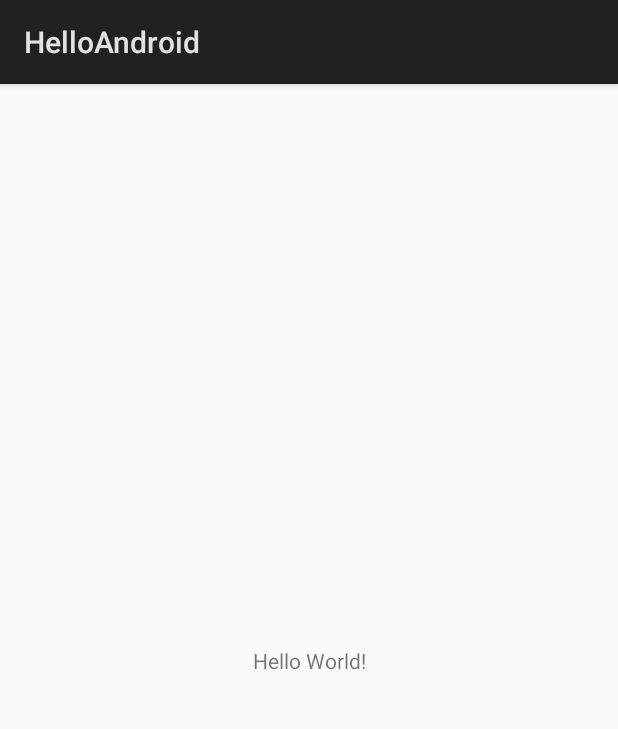
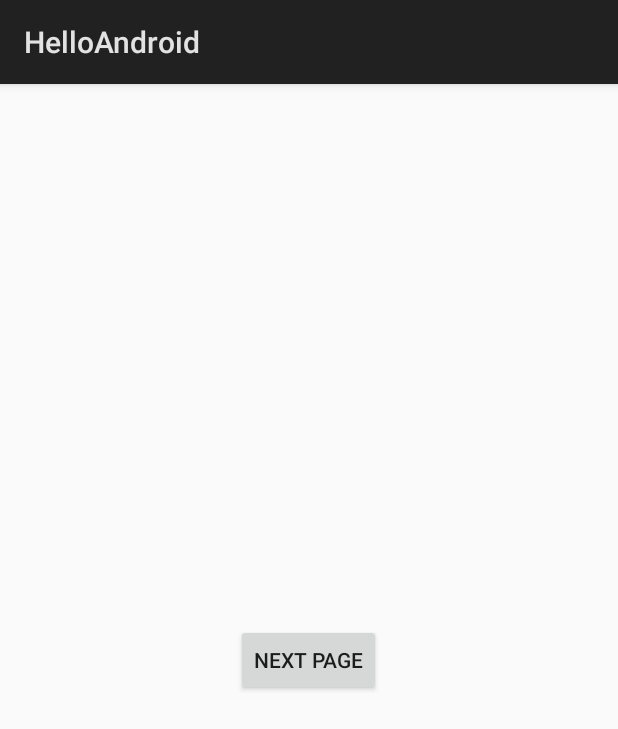
Before and after one commit to KalaiselvanSivakumar/Tutorial-Codes, an Android app: the screen it shows after launch (MainActivity), on a phone screen of 412 x 824 dp. Shown: the top 729 px of the screen. Run offline under Robolectric (Android 15) with nearby library versions, the phone set to English and light mode, and no system bars.

Commit message:
Button addition and event handling

```diff
--- a/Applications/Android/HelloAndroid/app/src/main/java/com/blueflame/example/helloandroid/MainActivity.java
+++ b/Applications/Android/HelloAndroid/app/src/main/java/com/blueflame/example/helloandroid/MainActivity.java
@@ -2,12 +2,20 @@ package com.blueflame.example.helloandroid;
 
 import android.app.Activity;
 import android.os.Bundle;
+import android.util.Log;
+import android.view.View;
 
 public class MainActivity extends Activity {
+
+    private static final String TAG = MainActivity.class.getName();
 
     @Override
     protected void onCreate(Bundle savedInstanceState) {
         super.onCreate(savedInstanceState);
         setContentView(R.layout.activity_main);
     }
+
+    public void nextPageButtonHandler(View view) {
+        Log.d(TAG, "In next page button handler method");
+    }
 }
--- a/Applications/Android/HelloAndroid/app/src/main/res/layout/activity_main.xml
+++ b/Applications/Android/HelloAndroid/app/src/main/res/layout/activity_main.xml
@@ -1,18 +1,15 @@
 <?xml version="1.0" encoding="utf-8"?>
-<android.support.constraint.ConstraintLayout xmlns:android="http://schemas.android.com/apk/res/android"
-    xmlns:app="http://schemas.android.com/apk/res-auto"
+<RelativeLayout xmlns:android="http://schemas.android.com/apk/res/android"
     xmlns:tools="http://schemas.android.com/tools"
     android:layout_width="match_parent"
     android:layout_height="match_parent"
+    android:gravity="center"
     tools:context=".MainActivity">
 
-    <TextView
+    <Button
         android:layout_width="wrap_content"
         android:layout_height="wrap_content"
-        android:text="Hello World!"
-        app:layout_constraintBottom_toBottomOf="parent"
-        app:layout_constraintLeft_toLeftOf="parent"
-        app:layout_constraintRight_toRightOf="parent"
-        app:layout_constraintTop_toTopOf="parent" />
+        android:text="@string/next_page_button"
+        android:onClick="nextPageButtonHandler" />
 
-</android.support.constraint.ConstraintLayout>
+</RelativeLayout>
--- a/Applications/Android/HelloAndroid/app/src/main/res/values/strings.xml
+++ b/Applications/Android/HelloAndroid/app/src/main/res/values/strings.xml
@@ -1,3 +1,4 @@
 <resources>
     <string name="app_name">HelloAndroid</string>
+    <string name="next_page_button">Next Page</string>
 </resources>
```
